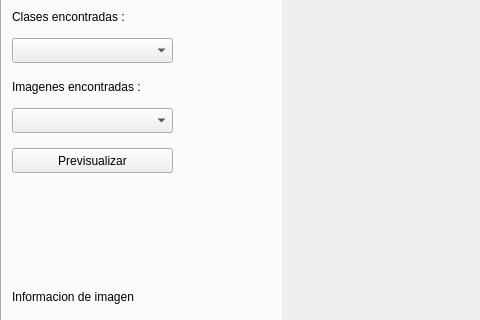
Old version of the form classification/mainwindow.ui in the repository vLabayen/giltzacls; both pictures show x 0 to 480 and y 245 to 565 of the 1097 by 771 pixel window.
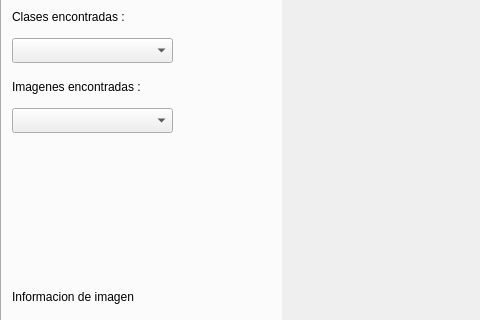
New version of the form. The open tabs and pages were chosen to show the change.

Commit message: añadida preview automatica de imagenes. Preparada plantilla para segmentacion

The edit to the form file:
```diff
--- a/classification/mainwindow.ui
+++ b/classification/mainwindow.ui
@@ -444,19 +444,6 @@
        </rect>
       </property>
      </widget>
-     <widget class="QPushButton" name="previewImage_pushButton">
-      <property name="geometry">
-       <rect>
-        <x>10</x>
-        <y>360</y>
-        <width>161</width>
-        <height>25</height>
-       </rect>
-      </property>
-      <property name="text">
-       <string>Previsualizar</string>
-      </property>
-     </widget>
      <widget class="QLabel" name="imageDisplay_label">
       <property name="geometry">
        <rect>
```
Left out of the diff: 2 changed lines with no effect on the pictures. The commit also changes 7 other files.
